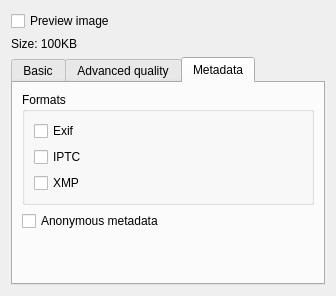
KDE/calligra, file filters/krita/jpeg/kis_wdg_options_jpeg2.ui: the form before one commit.
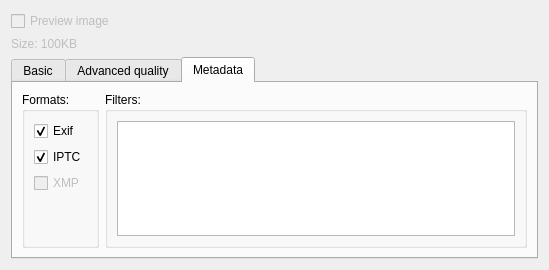
The form after the commit. The open tabs and pages were chosen to show the change.

Commit message: small adjustement to the dialog in preparation to replace the old one

The edit to the form file:
```diff
--- a/filters/krita/jpeg/kis_wdg_options_jpeg2.ui
+++ b/filters/krita/jpeg/kis_wdg_options_jpeg2.ui
@@ -5,13 +5,16 @@
    <rect>
     <x>0</x>
     <y>0</y>
-    <width>336</width>
-    <height>296</height>
+    <width>545</width>
+    <height>270</height>
    </rect>
   </property>
   <layout class="QVBoxLayout" >
    <item>
     <widget class="QCheckBox" name="checkBox" >
+     <property name="enabled" >
+      <bool>false</bool>
+     </property>
      <property name="text" >
       <string>Preview image</string>
      </property>
@@ -19,6 +22,9 @@
    </item>
    <item>
     <widget class="QLabel" name="label" >
+     <property name="enabled" >
+      <bool>false</bool>
+     </property>
      <property name="text" >
       <string>Size: 100KB</string>
      </property>
@@ -280,11 +286,11 @@
       <attribute name="title" >
        <string>Metadata</string>
       </attribute>
-      <layout class="QVBoxLayout" >
-       <item>
+      <layout class="QGridLayout" >
+       <item row="0" column="0" >
         <widget class="QGroupBox" name="groupBox" >
          <property name="title" >
-          <string>Formats</string>
+          <string>Formats:</string>
          </property>
          <layout class="QVBoxLayout" >
           <item>
@@ -292,6 +298,9 @@
             <property name="text" >
              <string>Exif</string>
             </property>
+            <property name="checked" >
+             <bool>true</bool>
+            </property>
            </widget>
           </item>
           <item>
@@ -299,34 +308,58 @@
             <property name="text" >
              <string>IPTC</string>
             </property>
+            <property name="checked" >
+             <bool>true</bool>
+            </property>
            </widget>
           </item>
           <item>
            <widget class="QCheckBox" name="checkBox_4" >
+            <property name="enabled" >
+             <bool>false</bool>
+            </property>
             <property name="text" >
              <string>XMP</string>
             </property>
            </widget>
           </item>
+          <item>
+           <spacer>
+            <property name="orientation" >
+             <enum>Qt::Vertical</enum>
+            </property>
+            <property name="sizeHint" >
+             <size>
+              <width>20</width>
+              <height>40</height>
+             </size>
+            </property>
+           </spacer>
+          </item>
          </layout>
         </widget>
        </item>
-       <item>
-        <widget class="QCheckBox" name="checkBox_5" >
-         <property name="text" >
-          <string>Anonymous metadata</string>
+       <item row="0" column="1" >
+        <widget class="QGroupBox" name="groupBox_2" >
+         <property name="title" >
+          <string>Filters:</string>
          </property>
+         <layout class="QGridLayout" >
+          <item row="0" column="0" >
+           <widget class="QListView" name="metaDataFilters" />
+          </item>
+         </layout>
         </widget>
        </item>
-       <item>
+       <item row="1" column="0" colspan="2" >
         <spacer>
          <property name="orientation" >
           <enum>Qt::Vertical</enum>
          </property>
          <property name="sizeHint" >
           <size>
-           <width>20</width>
-           <height>40</height>
+           <width>505</width>
+           <height>16</height>
           </size>
          </property>
         </spacer>
```
Left out of the diff: 10 changed lines with no effect on the pictures.
